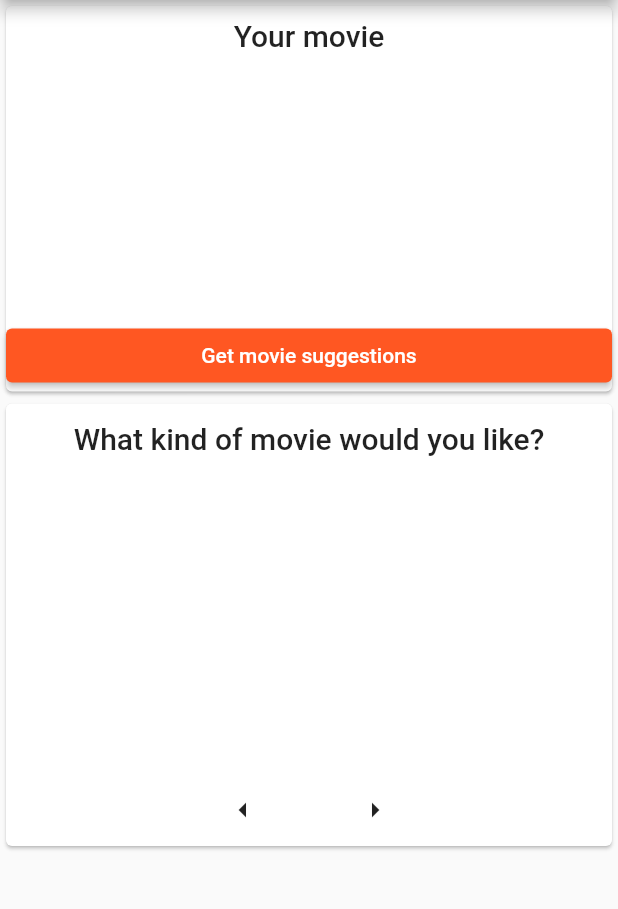
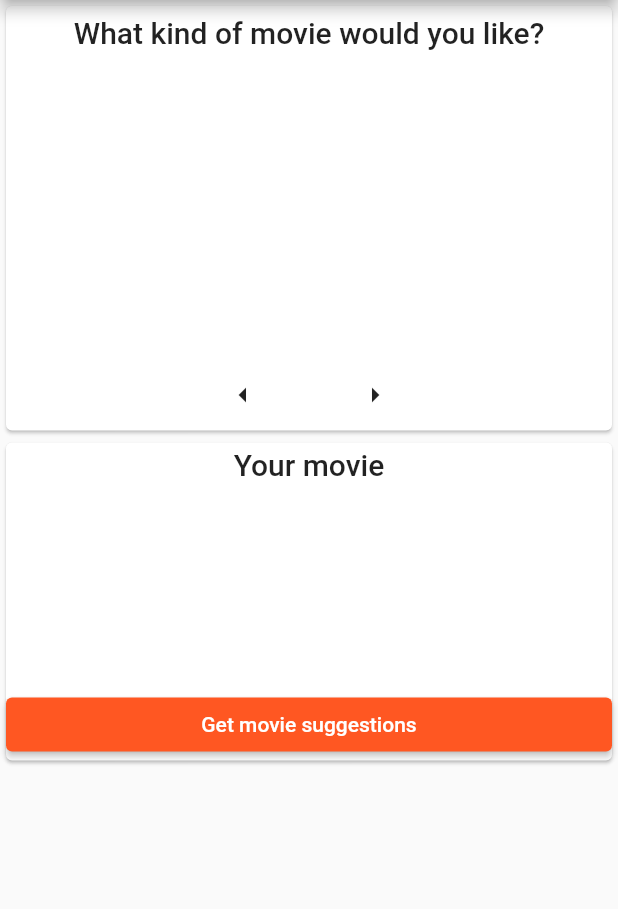
Before and after one commit to filgor84/pickamovie, a Flutter app: the screen it shows after launch, after a tap on "Start", on a phone screen of 412 x 824 dp, the part 84-993 px from its top. Run offline on Flutter 3.47's test engine with Material 2 defaults, Android fonts, the phone set to English and light mode, and no system bars; our stand-ins replace sqflite; accounts and stored records are empty.

Commit message:
Last details

```diff
--- a/lib/main.dart
+++ b/lib/main.dart
@@ -6,8 +6,6 @@ import 'package:pickamovie/services/movie_db.dart';
 import 'package:pickamovie/services/movie_tag_db.dart';
 import 'package:pickamovie/services/preferences_db.dart';
 import 'package:pickamovie/states/chosen_movie.dart';
-import 'package:pickamovie/states/suggestion_tags_window.dart';
-import 'package:pickamovie/states/tag_suggestions.dart';
 import 'package:provider/provider.dart';
 
 void main() {
--- a/lib/models/movie.dart
+++ b/lib/models/movie.dart
@@ -10,7 +10,7 @@ class Movie {
     @required title,
     @required imdbId,
     @required popularity,
-    stars,
+    @required stars,
   }) {
     this.title = title;
     this.imdbId = imdbId;
@@ -31,6 +31,6 @@ class Movie {
 
   @override
   String toString() {
-    return "Title:$title\nImdbId:$imdbId\nPopularity:$popularity\n";
+    return "Title:$title\nImdbId:$imdbId\nPopularity:$popularity\nStars: $stars\n";
   }
 }
--- a/lib/pages/homepage.dart
+++ b/lib/pages/homepage.dart
@@ -12,8 +12,8 @@ class HomePage extends StatelessWidget {
       ),
       body: Column(
         children: <Widget>[
+          TagsToChoseMenu(),
           Movie(),
-          TagsToChoseMenu(),
         ],
       ),
     );
--- a/lib/pages/moviechart.dart
+++ b/lib/pages/moviechart.dart
@@ -9,6 +9,7 @@ class MovieChartPage extends StatelessWidget {
   Widget build(BuildContext context) {
     return Scaffold(
         appBar: AppBar(
+          backgroundColor: Colors.deepOrange[800],
           title: Text("Suggested Movies"),
         ),
         body: MovieChart(movies: movies));
--- a/lib/widgets/chosen_tag.dart
+++ b/lib/widgets/chosen_tag.dart
@@ -7,6 +7,7 @@ class MyChosenTag extends StatelessWidget {
   @override
   Widget build(BuildContext context) {
     return ListTile(
+      dense: true,
       title: Text(ctag),
       trailing: FlatButton(
         child: Icon(Icons.cancel),
--- a/lib/widgets/chosen_tags.dart
+++ b/lib/widgets/chosen_tags.dart
@@ -8,10 +8,13 @@ class ChosenTags extends StatelessWidget {
   @override
   Widget build(BuildContext context) {
     final myMovie = Provider.of<ChosenMovie>(context);
-    return Column(children: [
-      for (var i = 0; i < myMovie.tags.length; i++)
-        MyChosenTag(
-            ctag: myMovie.tags[i].tagName, cancel: () => myMovie.removeAt(i))
-    ]);
+    return new ListView(
+      shrinkWrap: true,
+      children: [
+        for (var i = 0; i < myMovie.tags.length; i++)
+          MyChosenTag(
+              ctag: myMovie.tags[i].tagName, cancel: () => myMovie.removeAt(i))
+      ],
+    );
   }
 }
--- a/lib/widgets/movie.dart
+++ b/lib/widgets/movie.dart
@@ -16,15 +16,15 @@ class Movie extends StatelessWidget {
         children: <Widget>[
           Container(
             padding: EdgeInsets.symmetric(
-              vertical: 8,
+              vertical: 3,
             ),
             child: Text(
               "Your movie",
               style: Theme.of(context).textTheme.headline6,
             ),
           ),
-          SizedBox(
-            height: 170,
+          Container(
+            height: 135,
             child: ChosenTags(),
           ),
           ButtonTheme(
--- a/lib/widgets/suggestion_menu.dart
+++ b/lib/widgets/suggestion_menu.dart
@@ -1,6 +1,7 @@
 import 'package:flutter/material.dart';
 import 'package:flutter/widgets.dart';
 import 'package:pickamovie/models/tag.dart';
+import 'package:pickamovie/services/movie_tag_db.dart';
 import 'package:pickamovie/states/chosen_movie.dart';
 import 'package:pickamovie/states/tag_suggestions.dart';
 import 'package:pickamovie/widgets/tag_suggestion.dart';
@@ -19,10 +20,11 @@ class SuggestionMenu extends StatelessWidget {
             children: Provider.of<TagSuggestions>(context)
                 .currentWindow
                 .map((Tag t) => TagSuggestion(
-                      myTag: t,
-                      selectTag: () =>
-                          Provider.of<ChosenMovie>(context, listen: false)
-                              .addTag(t), //value.addTag(t),
+                    myTag: t,
+                    selectTag: () {
+                      Provider.of<ChosenMovie>(context, listen: false)
+                          .addTag(t);
+                    } //value.addTag(t),
                     ))
                 .toList(),
           ),
--- a/lib/widgets/tag_suggestion.dart
+++ b/lib/widgets/tag_suggestion.dart
@@ -11,6 +11,7 @@ class TagSuggestion extends StatelessWidget {
     return ListTile(
       leading: Icon(
         Icons.local_movies,
+        color: Colors.yellow,
         size: 35,
       ),
       title: Text(myTag.tagName),
--- a/lib/widgets/tags_to_chose_menu.dart
+++ b/lib/widgets/tags_to_chose_menu.dart
@@ -13,7 +13,7 @@ class TagsToChoseMenu extends StatelessWidget {
               "What kind of movie would you like?",
               style: Theme.of(context).textTheme.headline6,
             ),
-            padding: EdgeInsets.symmetric(vertical: 12),
+            padding: EdgeInsets.symmetric(vertical: 6),
           ),
           TagChoiceMenu(),
         ],
--- a/pubspec.yaml
+++ b/pubspec.yaml
@@ -21,6 +21,7 @@ environment:
   sdk: ">=2.7.0 <3.0.0"
 
 dependencies:
+  url_launcher: ^5.7.2
   path_provider: ^1.6.10
   provider: ^4.1.1
   sqflite: ^1.3.0
```
Also changed, not shown: lib/widgets/movie_chart.dart (+15 -29 lines), pubspec.lock, 1 other file.
